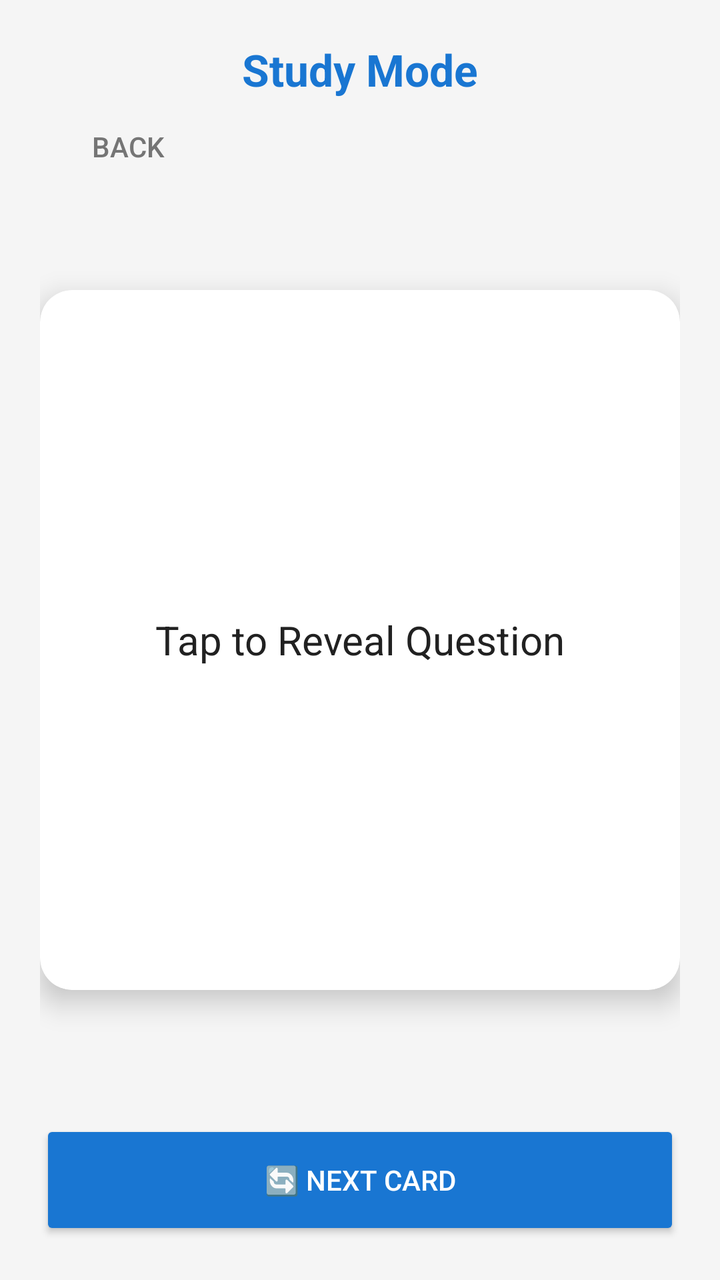
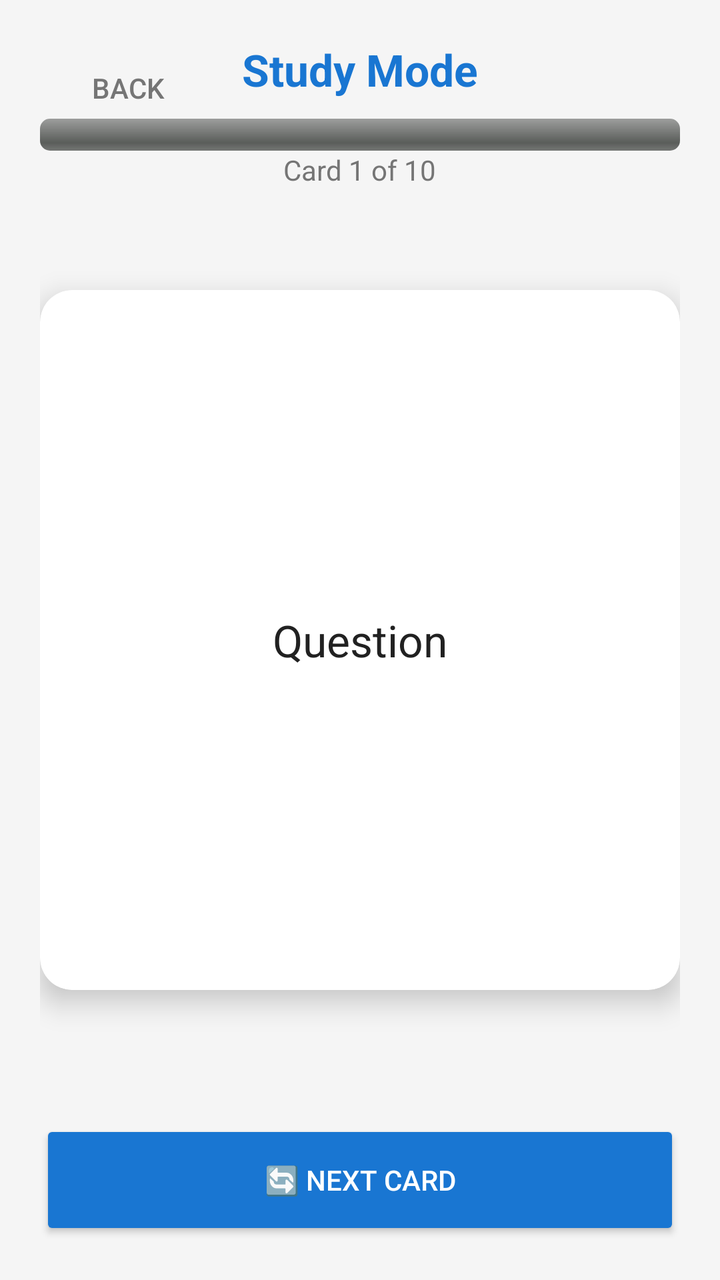

Screens rendered from an Android XML layout before and after an edit, with the pre-edit source and the edit as a unified diff.
<!-- AndroidManifest.xml: application theme Theme.QuizIt -->
<!-- res/layout/activity_study.xml -->
<?xml version="1.0" encoding="utf-8"?>
<RelativeLayout xmlns:android="http://schemas.android.com/apk/res/android"
    xmlns:app="http://schemas.android.com/apk/res-auto"
    android:layout_width="match_parent"
    android:layout_height="match_parent"
    android:background="@color/backgroundGray"
    android:padding="20dp">

    <TextView
        android:id="@+id/tvHeader"
        android:layout_width="match_parent"
        android:layout_height="wrap_content"
        android:gravity="center"
        android:text="Study Mode"
        android:textColor="@color/primaryBlue"
        android:textSize="22sp"
        android:textStyle="bold" />

    <androidx.cardview.widget.CardView
        android:id="@+id/flashcardView"
        android:layout_width="match_parent"
        android:layout_height="350dp"
        android:layout_centerInParent="true"
        app:cardCornerRadius="16dp"
        app:cardElevation="8dp">

        <TextView
            android:id="@+id/tvDisplay"
            android:layout_width="match_parent"
            android:layout_height="match_parent"
            android:gravity="center"
            android:padding="24dp"
            android:text="Tap to Reveal Question"
            android:textColor="@color/textPrimary"
            android:textSize="20sp" />
    </androidx.cardview.widget.CardView>

    <Button
        android:id="@+id/btnNext"
        android:layout_width="match_parent"
        android:layout_height="60dp"
        android:layout_alignParentBottom="true"
        android:backgroundTint="@color/primaryBlue"
        android:text="🔄 NEXT CARD"
        android:textColor="#FFFFFF" />

    <Button
        android:id="@+id/btnExit"
        style="@style/Widget.AppCompat.Button.Borderless"
        android:layout_width="wrap_content"
        android:layout_height="wrap_content"
        android:layout_below="@id/tvHeader"
        android:text="Back"
        android:textColor="@color/textSecondary" />

</RelativeLayout>
<!-- resources referenced by this layout -->
<resources>
  <color name="backgroundGray">#F5F5F5</color>
  <color name="primaryBlue">#1976D2</color>
  <color name="textPrimary">#212121</color>
  <color name="textSecondary">#757575</color>
  <style name="Theme.QuizIt" parent="Base.Theme.QuizIt" />
  <style name="Base.Theme.QuizIt" parent="Theme.Material3.DayNight.NoActionBar">
          
          
      </style>
</resources>

<!-- the commit's change to res/layout/activity_study.xml (unified diff, before → after) -->
@@ -8,13 +8,32 @@
 
     <TextView
         android:id="@+id/tvHeader"
-        android:layout_width="match_parent"
+        android:layout_width="wrap_content"
         android:layout_height="wrap_content"
-        android:gravity="center"
+        android:layout_centerHorizontal="true"
         android:text="Study Mode"
         android:textColor="@color/primaryBlue"
         android:textSize="22sp"
         android:textStyle="bold" />
+
+    <ProgressBar
+        android:id="@+id/studyProgress"
+        style="?android:attr/progressBarStyleHorizontal"
+        android:layout_width="match_parent"
+        android:layout_height="wrap_content"
+        android:layout_below="@id/tvHeader"
+        android:layout_marginTop="10dp"
+        android:progressDrawable="@android:drawable/progress_horizontal"
+        android:progressTint="@color/primaryBlue" />
+
+    <TextView
+        android:id="@+id/tvProgressText"
+        android:layout_width="wrap_content"
+        android:layout_height="wrap_content"
+        android:layout_below="@id/studyProgress"
+        android:layout_centerHorizontal="true"
+        android:text="Card 1 of 10"
+        android:textColor="@color/textSecondary" />
 
     <androidx.cardview.widget.CardView
         android:id="@+id/flashcardView"
@@ -30,9 +49,9 @@
             android:layout_height="match_parent"
             android:gravity="center"
             android:padding="24dp"
-            android:text="Tap to Reveal Question"
+            android:text="Question"
             android:textColor="@color/textPrimary"
-            android:textSize="20sp" />
+            android:textSize="22sp" />
     </androidx.cardview.widget.CardView>
 
     <Button
@@ -49,8 +68,6 @@
         style="@style/Widget.AppCompat.Button.Borderless"
         android:layout_width="wrap_content"
         android:layout_height="wrap_content"
-        android:layout_below="@id/tvHeader"
         android:text="Back"
         android:textColor="@color/textSecondary" />
-
 </RelativeLayout>
